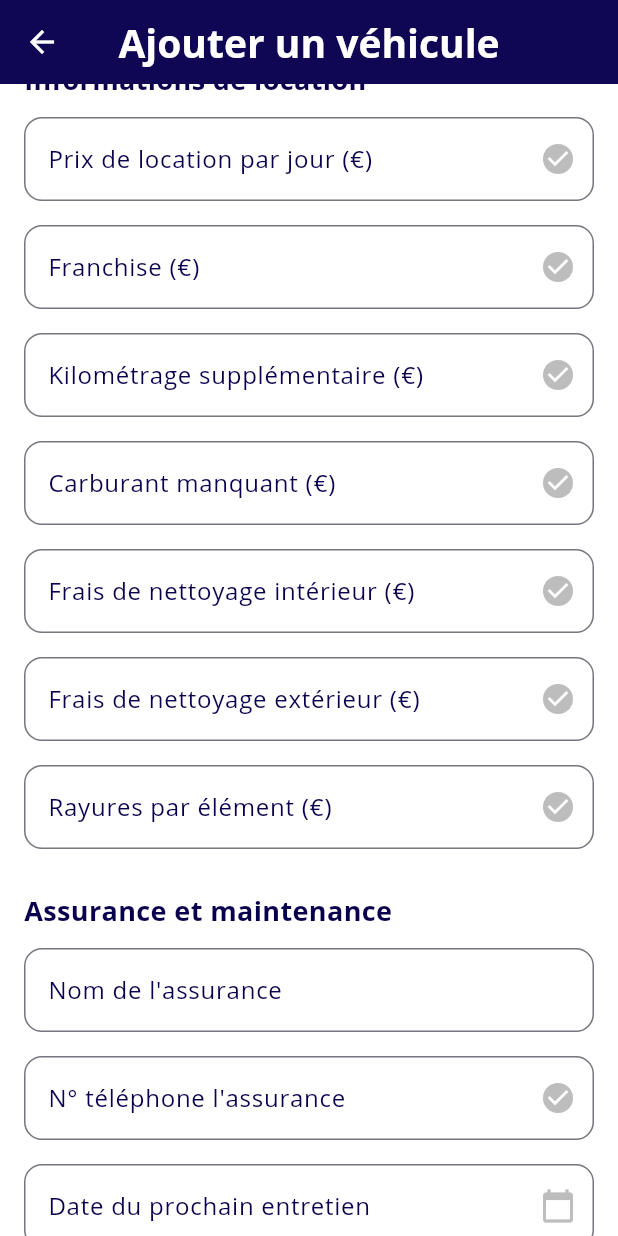
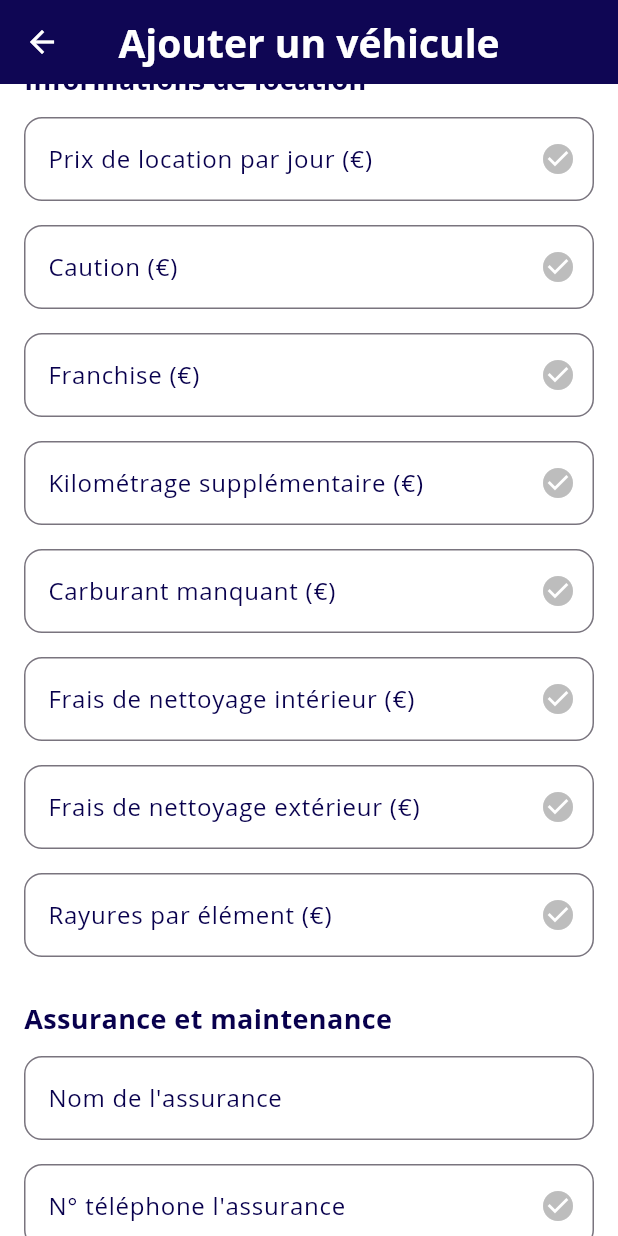
Before and after one commit to Hectotor/contraloc2, a Flutter app: the AddVehiculeScreen screen opened directly, scrolled down 576 dp, on a phone screen of 412 x 824 dp. Run offline on Flutter 3.47's test engine with Material 3 defaults, Android fonts, the phone set to English and light mode, and no system bars; our stand-ins replace animated_text_kit, carousel_slider, cloud_firestore, dio, firebase_auth, firebase_core and 8 more; missing offline and left inert: mailer, purchases_flutter; accounts and stored records are empty.

Commit message:
date_réservation

```diff
--- a/lib/screens/add_vehicule.dart
+++ b/lib/screens/add_vehicule.dart
@@ -46,6 +46,7 @@ class _AddVehiculeScreenState extends State<AddVehiculeScreen> {
       TextEditingController();
   final TextEditingController _vinController = TextEditingController();
   final TextEditingController _prixLocationController = TextEditingController();
+  final TextEditingController _cautionController = TextEditingController();
   final TextEditingController _franchiseController = TextEditingController();
   final TextEditingController _kilometrageSuppController =
       TextEditingController();
@@ -80,6 +81,7 @@ class _AddVehiculeScreenState extends State<AddVehiculeScreen> {
           widget.vehicleData!['immatriculation'] ?? '';
       _vinController.text = widget.vehicleData!['vin'] ?? '';
       _prixLocationController.text = widget.vehicleData!['prixLocation'] ?? '';
+      _cautionController.text = widget.vehicleData!['caution'] ?? '';
       _franchiseController.text = widget.vehicleData!['franchise'] ?? '';
       _kilometrageSuppController.text =
           widget.vehicleData!['kilometrageSupp'] ?? '';
@@ -353,6 +355,7 @@ class _AddVehiculeScreenState extends State<AddVehiculeScreen> {
       'typeCarburant': _typeCarburant,
       'boiteVitesses': _boiteVitesses,
       'prixLocation': _prixLocationController.text,
+      'caution': _cautionController.text,
       'franchise': _franchiseController.text,
       'kilometrageSupp': _kilometrageSuppController.text,
       'rayures': _rayuresController.text,
@@ -414,6 +417,15 @@ class _AddVehiculeScreenState extends State<AddVehiculeScreen> {
                   _buildTextField(
                     "Prix de location par jour (€)",
                     _prixLocationController,
+                    keyboardType:
+                        TextInputType.numberWithOptions(decimal: true),
+                    inputFormatters: [
+                      FilteringTextInputFormatter.allow(RegExp(r'[\d,\.]')),
+                    ],
+                  ),
+                  _buildTextField(
+                    "Caution (€)",
+                    _cautionController,
                     keyboardType:
                         TextInputType.numberWithOptions(decimal: true),
                     inputFormatters: [
@@ -533,6 +545,7 @@ class _AddVehiculeScreenState extends State<AddVehiculeScreen> {
 
     if ([
       "Prix de location par jour (€)",
+      "Caution (€)",
       "Franchise (€)",
       "Kilométrage supplémentaire (€)",
       "Rayures par élément (€)",
--- a/lib/utils/pdf.dart
+++ b/lib/utils/pdf.dart
@@ -46,6 +46,7 @@ Future<String> generatePdf(
   String assuranceNumero,
   String franchise,
   String kilometrageSupp,
+  String kilometrageAutorise,
   String rayures,
   String dateDebut,
   String dateFinTheorique,
@@ -302,6 +303,7 @@ Future<String> generatePdf(
               dateFinEffectifData: dateFinEffectifData,
               kilometrageDepart: kilometrageDepart,
               kilometrageRetour: kilometrageRetour,
+              kilometrageAutorise: kilometrageAutorise,
               kilometrageSupp: kilometrageSupp,
               typeLocation: typeLocation,
               pourcentageEssence: pourcentageEssence,
--- a/lib/widget/modifier.dart
+++ b/lib/widget/modifier.dart
@@ -369,6 +369,7 @@ class _ModifierScreenState extends State<ModifierScreen> {
         (widget.data['pourcentageEssence'] ?? '').toString(),
         widget.data['typeLocation'] ?? '',
         widget.data['prixLocation'] ?? vehicleData['prixLocation'] ?? '',
+        widget.data['kilometrageAutorise'] ?? vehicleData['kilometrageAutorise'] ?? '',
         condition: (widget.data['conditions'] ?? ContratModifier.defaultContract).toString(),
         signatureBase64: '',
         signatureRetourBase64: signatureRetourBase64,
```
Also changed, not shown: lib/utils/pdf_voiture.dart (+16 -5 lines), lib/widget/MODIFICATION DE CONTRAT/retour_envoie_pdf.dart (+10 -21 lines), lib/widget/location.dart (+9 -6 lines).
